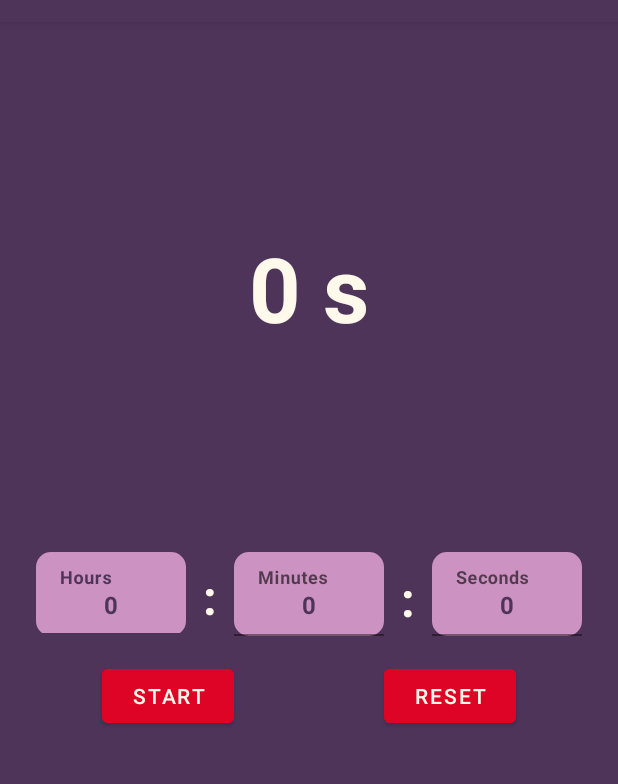
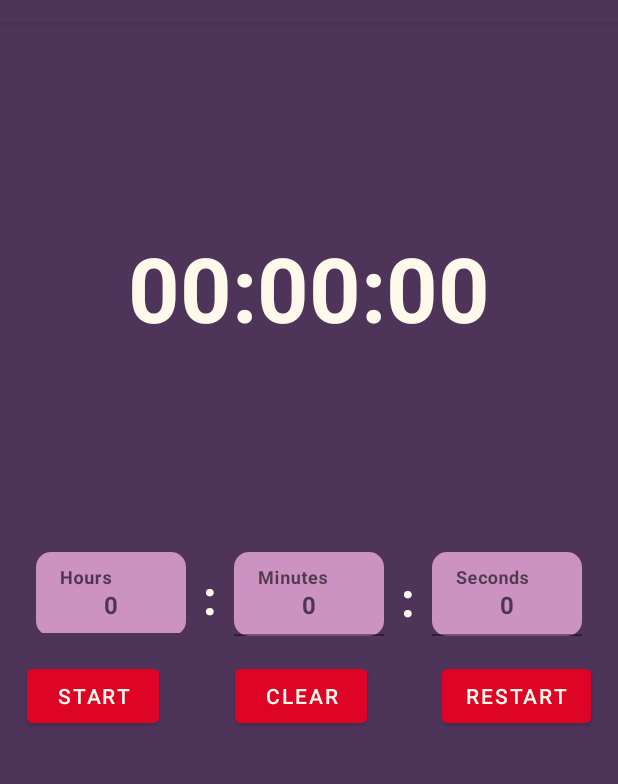
Before and after one commit to Akash2002/STREMHQ-Android-Course, an Android app: the screen it shows after launch (MainActivity), on a phone screen of 412 x 824 dp, the part 62-846 px from its top. Run offline under Robolectric (Android 15) with nearby library versions, the phone set to English and light mode, and no system bars.

Commit message:
Added clear button functionality

```diff
--- a/Timer/app/src/main/java/com/example/timer/MainActivity.java
+++ b/Timer/app/src/main/java/com/example/timer/MainActivity.java
@@ -30,6 +30,7 @@ public class MainActivity extends AppCompatActivity {
 
     private Button actionButton;
     private Button resetButton;
+    private Button clearButton;
 
     private CountDownTimer countDownTimer;
 
@@ -58,6 +59,7 @@ public class MainActivity extends AppCompatActivity {
 
         actionButton = findViewById(R.id.startButton);
         resetButton = findViewById(R.id.resetButton);
+        clearButton = findViewById(R.id.clearButton);
 
         timerTextView = findViewById(R.id.timerTextView);
 
@@ -90,6 +92,22 @@ public class MainActivity extends AppCompatActivity {
                     }.start();
                 }
             }
+        });
+
+        /*
+         * Here we define the clear functionality that basically resets the timer for the user might have
+         * started the timer unintentionally or with the incorrect timer parameters, so this feature
+         * allows the user to input values again. Essentially we are resetting everything.
+         */
+        clearButton.setOnClickListener(view -> {
+            countDownTimer.cancel();
+            timerSeconds = 0L;
+            timeLeft = 0L;
+            clearFields();
+            actionButton.setText(getResources().getString(R.string.start));
+            hasStartedInitially = false;
+            hasStoppedAfterStart = false;
+            timerTextView.setText(getResources().getString(R.string.default_text));
         });
 
         /*
--- a/Timer/app/src/main/res/layout/activity_main.xml
+++ b/Timer/app/src/main/res/layout/activity_main.xml
@@ -123,24 +123,34 @@
         android:backgroundTint="@color/amaranth_red"
         android:layout_width="wrap_content"
         android:layout_height="wrap_content"
+        android:layout_marginTop="16dp"
+        android:text="Restart"
+        app:layout_constraintEnd_toEndOf="parent"
+        app:layout_constraintStart_toEndOf="@+id/clearButton"
+        app:layout_constraintTop_toBottomOf="@+id/textInputLayout" />
+
+    <Button
+        android:layout_width="wrap_content"
+        android:layout_height="wrap_content"
+        android:backgroundTint="@color/amaranth_red"
+        android:text="@string/clear"
+        android:id="@+id/clearButton"
+        app:layout_constraintStart_toEndOf="@+id/startButton"
+        app:layout_constraintEnd_toStartOf="@+id/resetButton"
+        app:layout_constraintTop_toBottomOf="@+id/textInputLayout"
+        android:layout_marginTop="16dp"
         android:layout_marginStart="32dp"
-        android:layout_marginTop="16dp"
-        android:layout_marginEnd="32dp"
-        android:text="Reset"
-        app:layout_constraintEnd_toEndOf="parent"
-        app:layout_constraintStart_toEndOf="@+id/startButton"
-        app:layout_constraintTop_toBottomOf="@+id/textInputLayout" />
+        android:layout_marginEnd="32dp">
+    </Button>
 
     <Button
         android:id="@+id/startButton"
         android:backgroundTint="@color/amaranth_red"
         android:layout_width="wrap_content"
         android:layout_height="wrap_content"
-        android:layout_marginStart="32dp"
         android:layout_marginTop="16dp"
-        android:layout_marginEnd="32dp"
         android:text="Start"
-        app:layout_constraintEnd_toStartOf="@+id/resetButton"
+        app:layout_constraintEnd_toStartOf="@+id/clearButton"
         app:layout_constraintStart_toStartOf="parent"
         app:layout_constraintTop_toBottomOf="@+id/textInputLayout1" />
 
@@ -148,7 +158,7 @@
         android:id="@+id/timerTextView"
         android:layout_width="wrap_content"
         android:layout_height="wrap_content"
-        android:text="0 s"
+        android:text="@string/default_text"
         android:textColor="@color/old_lace"
         android:textSize="60sp"
         android:textStyle="bold"
--- a/Timer/app/src/main/res/values/strings.xml
+++ b/Timer/app/src/main/res/values/strings.xml
@@ -4,4 +4,6 @@
     <string name="start">Start</string>
     <string name="stop">Stop</string>
     <string name="done">Done</string>
+    <string name="clear">Clear</string>
+    <string name="default_text">00:00:00</string>
 </resources>
```
